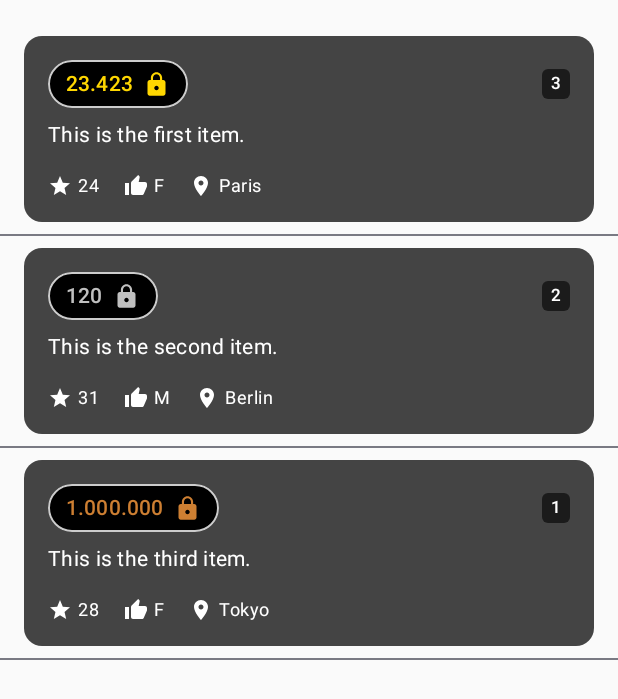
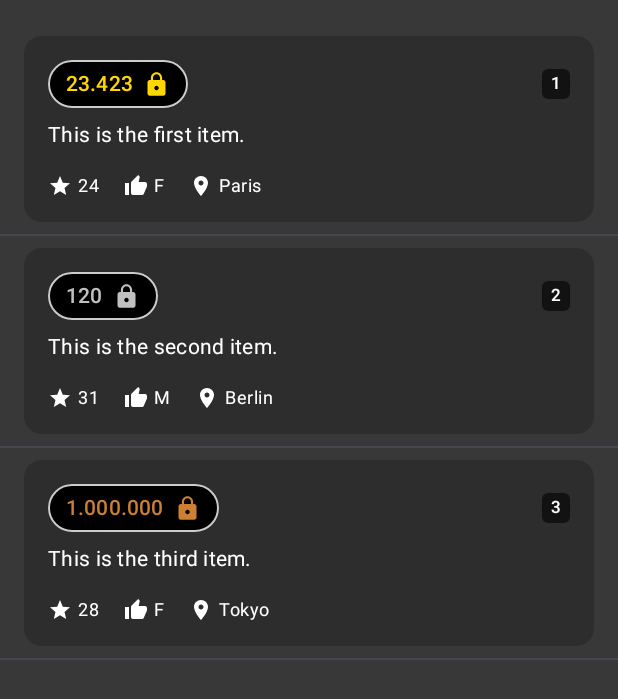
Before and after one commit to YlliElshani/two-cents-api-test, an Android app built with Jetpack Compose: the screen it shows after launch (MainActivity), on a phone screen of 412 x 824 dp. Shown: the top 699 px of the screen. Run offline under Robolectric (Android 15) with nearby library versions, the phone set to English and light mode, and no system bars; our stand-ins replace Dagger/Hilt's generated code.

Commit message:
ui tweak

```diff
--- a/app/src/main/java/com/yllielshani/twocentsdemo/MainActivity.kt
+++ b/app/src/main/java/com/yllielshani/twocentsdemo/MainActivity.kt
@@ -5,18 +5,7 @@ import androidx.activity.ComponentActivity
 import androidx.activity.compose.setContent
 import androidx.activity.enableEdgeToEdge
 import androidx.activity.viewModels
-import androidx.compose.foundation.layout.fillMaxSize
-import androidx.compose.foundation.layout.padding
-import androidx.compose.material3.MaterialTheme
-import androidx.compose.material3.Scaffold
-import androidx.compose.material3.Text
-import androidx.compose.runtime.Composable
-import androidx.compose.ui.Modifier
-import androidx.compose.ui.tooling.preview.Preview
-import com.yllielshani.twocentsdemo.data.api.FakeItemApiService
-import com.yllielshani.twocentsdemo.data.repository.ItemRepositoryImpl
 import com.yllielshani.twocentsdemo.presentation.items.HomeRoute
-import com.yllielshani.twocentsdemo.presentation.items.HomeScreen
 import com.yllielshani.twocentsdemo.presentation.items.HomeViewModel
 import com.yllielshani.twocentsdemo.ui.theme.TwoCentsDemoTheme
 import dagger.hilt.android.AndroidEntryPoint
@@ -31,9 +20,7 @@ class MainActivity : ComponentActivity() {
         enableEdgeToEdge()
         setContent {
             TwoCentsDemoTheme {
-                MaterialTheme {
-                    HomeRoute(viewModel)
-                }
+                HomeRoute(viewModel)
             }
         }
     }
--- a/app/src/main/java/com/yllielshani/twocentsdemo/presentation/items/ItemCard.kt
+++ b/app/src/main/java/com/yllielshani/twocentsdemo/presentation/items/ItemCard.kt
@@ -46,7 +46,7 @@ fun ItemCard(
             .padding(horizontal = 16.dp, vertical = 8.dp)
             .clickable(onClick = onClick),
         shape = RoundedCornerShape(12.dp),
-        colors = CardDefaults.cardColors(containerColor = Color.DarkGray)
+        colors = CardDefaults.cardColors(containerColor = MaterialTheme.colorScheme.surface)
     ) {
         Column(Modifier.padding(16.dp)) {
             Row(
--- a/app/src/main/java/com/yllielshani/twocentsdemo/presentation/items/ItemsScreen.kt
+++ b/app/src/main/java/com/yllielshani/twocentsdemo/presentation/items/ItemsScreen.kt
@@ -54,7 +54,7 @@ fun HomeScreen(
             ) {
                 itemsIndexed(list) { index, item ->
                     ItemCard(
-                        number = list.size - index,
+                        number = index + 1,
                         item = item,
                         onClick = {}
                     )
--- a/app/src/main/java/com/yllielshani/twocentsdemo/ui/theme/Color.kt
+++ b/app/src/main/java/com/yllielshani/twocentsdemo/ui/theme/Color.kt
@@ -2,10 +2,10 @@ package com.yllielshani.twocentsdemo.ui.theme
 
 import androidx.compose.ui.graphics.Color
 
-val Purple80 = Color(0xFFD0BCFF)
-val PurpleGrey80 = Color(0xFFCCC2DC)
-val Pink80 = Color(0xFFEFB8C8)
 
-val Purple40 = Color(0xFF6650a4)
-val PurpleGrey40 = Color(0xFF625b71)
-val Pink40 = Color(0xFF7D5260)
+val AppBackground = Color(0xFF383838)
+val CardBackground = Color(0xFF2D2D2D)
+val OnBackground = Color(0xFFFFFFFF)
+val OnSurface = Color(0xFFFFFFFF)
+val Primary = Color(0xFFBB86FC)
+val OnPrimary = Color(0xFF000000)
--- a/app/src/main/java/com/yllielshani/twocentsdemo/ui/theme/Theme.kt
+++ b/app/src/main/java/com/yllielshani/twocentsdemo/ui/theme/Theme.kt
@@ -1,58 +1,35 @@
 package com.yllielshani.twocentsdemo.ui.theme
 
-import android.app.Activity
-import android.os.Build
 import androidx.compose.foundation.isSystemInDarkTheme
-import androidx.compose.material3.MaterialTheme
-import androidx.compose.material3.darkColorScheme
-import androidx.compose.material3.dynamicDarkColorScheme
-import androidx.compose.material3.dynamicLightColorScheme
-import androidx.compose.material3.lightColorScheme
+import androidx.compose.material3.*
 import androidx.compose.runtime.Composable
-import androidx.compose.ui.platform.LocalContext
 
-private val DarkColorScheme = darkColorScheme(
-    primary = Purple80,
-    secondary = PurpleGrey80,
-    tertiary = Pink80
+
+private val DarkColors = darkColorScheme(
+    primary = Primary,
+    onPrimary = OnPrimary,
+    background = AppBackground,
+    onBackground = OnBackground,
+    surface = CardBackground,
+    onSurface = OnSurface
 )
 
-private val LightColorScheme = lightColorScheme(
-    primary = Purple40,
-    secondary = PurpleGrey40,
-    tertiary = Pink40
-
-    /* Other default colors to override
-    background = Color(0xFFFFFBFE),
-    surface = Color(0xFFFFFBFE),
-    onPrimary = Color.White,
-    onSecondary = Color.White,
-    onTertiary = Color.White,
-    onBackground = Color(0xFF1C1B1F),
-    onSurface = Color(0xFF1C1B1F),
-    */
-)
 
 @Composable
 fun TwoCentsDemoTheme(
     darkTheme: Boolean = isSystemInDarkTheme(),
-    // Dynamic color is available on Android 12+
-    dynamicColor: Boolean = true,
     content: @Composable () -> Unit
 ) {
-    val colorScheme = when {
-        dynamicColor && Build.VERSION.SDK_INT >= Build.VERSION_CODES.S -> {
-            val context = LocalContext.current
-            if (darkTheme) dynamicDarkColorScheme(context) else dynamicLightColorScheme(context)
-        }
 
-        darkTheme -> DarkColorScheme
-        else -> LightColorScheme
-    }
+    val colors = if (darkTheme) DarkColors else DarkColors
 
     MaterialTheme(
-        colorScheme = colorScheme,
+        colorScheme = colors,
         typography = Typography,
-        content = content
-    )
+        shapes = Shapes()
+    ) {
+        Surface(color = colors.background) {
+            content()
+        }
+    }
 }
```
